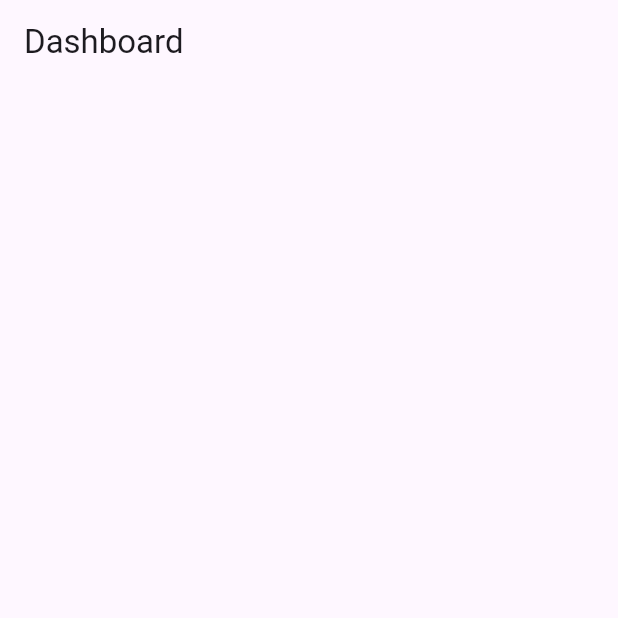
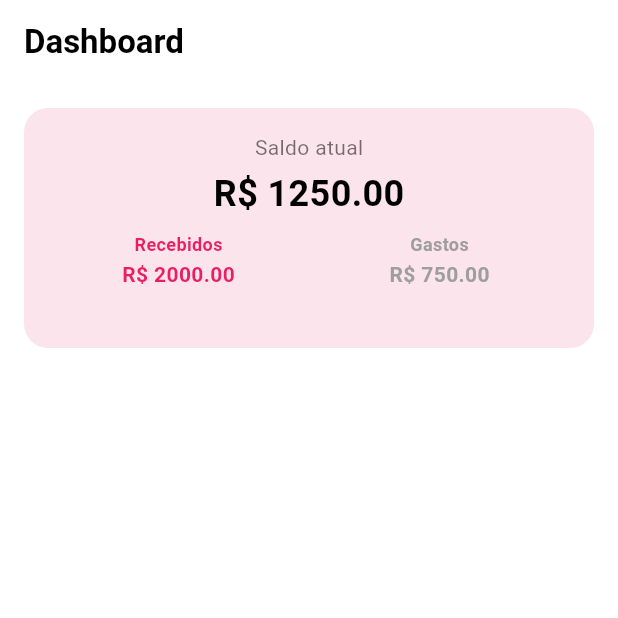
Before and after one commit to mariavalentina05/trabalhobanco, a Flutter app: the DashboardScreen screen opened directly, on a phone screen of 412 x 824 dp, the top half of it. Run offline on Flutter 3.47's test engine with Material 3 defaults, Android fonts, the light colour scheme and no system bars; our stand-ins replace sqflite, sqflite_common_ffi; accounts and stored records are empty.

Commit message:
parte inicial do painel e criação de telas de metas e menu

```diff
--- a/lib/screens/dashboard_screen.dart
+++ b/lib/screens/dashboard_screen.dart
@@ -3,12 +3,114 @@ import 'package:flutter/material.dart';
 class DashboardScreen extends StatelessWidget {
   const DashboardScreen({super.key});
 
+  final double totalIncome = 2000.0;
+  final double totalExpenses = 750.0;
+
   @override
   Widget build(BuildContext context) {
+    final double balance = totalIncome - totalExpenses;
+
     return Scaffold(
       appBar: AppBar(
-        title: const Text('Dashboard'),
-      )
+        backgroundColor: Colors.white,
+        elevation: 0,
+        title: const Text(
+          'Dashboard',
+          style: TextStyle(
+            color: Colors.black,
+            fontWeight: FontWeight.bold,
+          ),
+        ),
+      ),
+      backgroundColor: Colors.white,
+      body: Padding(
+        padding: const EdgeInsets.all(16),
+        child: SizedBox(
+          height: 160, // altura reduzida do card
+          child: _buildBalanceCard(balance),
+        ),
+      ),
+    );
+  }
+
+  Widget _buildBalanceCard(double balance) {
+    return Container(
+      width: double.infinity,
+      padding: const EdgeInsets.all(16), // padding também reduzido
+      decoration: BoxDecoration(
+        color: Colors.pink.shade50,
+        borderRadius: BorderRadius.circular(16),
+      ),
+      child: Column(
+        crossAxisAlignment: CrossAxisAlignment.center,
+        children: [
+          const Text(
+            'Saldo atual',
+            style: TextStyle(
+              color: Colors.black54,
+              fontSize: 14,
+            ),
+          ),
+          const SizedBox(height: 4),
+          Text(
+            'R\$ ${balance.toStringAsFixed(2)}',
+            style: const TextStyle(
+              color: Colors.black,
+              fontSize: 24,
+              fontWeight: FontWeight.bold,
+            ),
+          ),
+          const SizedBox(height: 8),
+          Row(
+            children: [
+              Expanded(
+                child: Column(
+                  children: [
+                    const Text(
+                      'Recebidos',
+                      style: TextStyle(
+                          color: Colors.pink,
+                          fontSize: 12,
+                          fontWeight: FontWeight.w600),
+                    ),
+                    const SizedBox(height: 2),
+                    Text(
+                      'R\$ ${totalIncome.toStringAsFixed(2)}',
+                      style: const TextStyle(
+                        color: Colors.pink,
+                        fontSize: 14,
+                        fontWeight: FontWeight.bold,
+                      ),
+                    ),
+                  ],
+                ),
+              ),
+              Expanded(
+                child: Column(
+                  children: [
+                    const Text(
+                      'Gastos',
+                      style: TextStyle(
+                          color: Colors.grey,
+                          fontSize: 12,
+                          fontWeight: FontWeight.w600),
+                    ),
+                    const SizedBox(height: 2),
+                    Text(
+                      'R\$ ${totalExpenses.toStringAsFixed(2)}',
+                      style: const TextStyle(
+                        color: Colors.grey,
+                        fontSize: 14,
+                        fontWeight: FontWeight.bold,
+                      ),
+                    ),
+                  ],
+                ),
+              ),
+            ],
+          ),
+        ],
+      ),
     );
   }
 }
```
Also changed, not shown: lib/screens/goals_screen.dart (added), lib/screens/menu_screen.dart (added).
